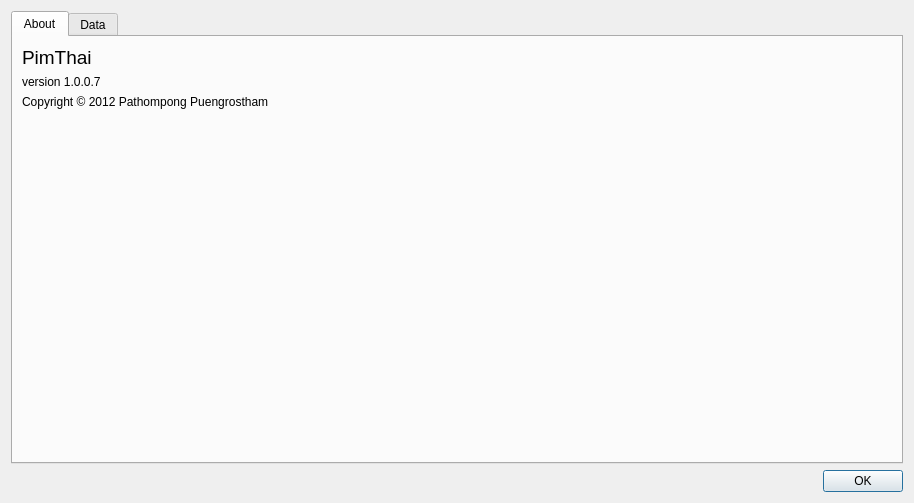
The window that About.ui (iamjay/PimThai) describes before a commit, drawn with Qt 5.
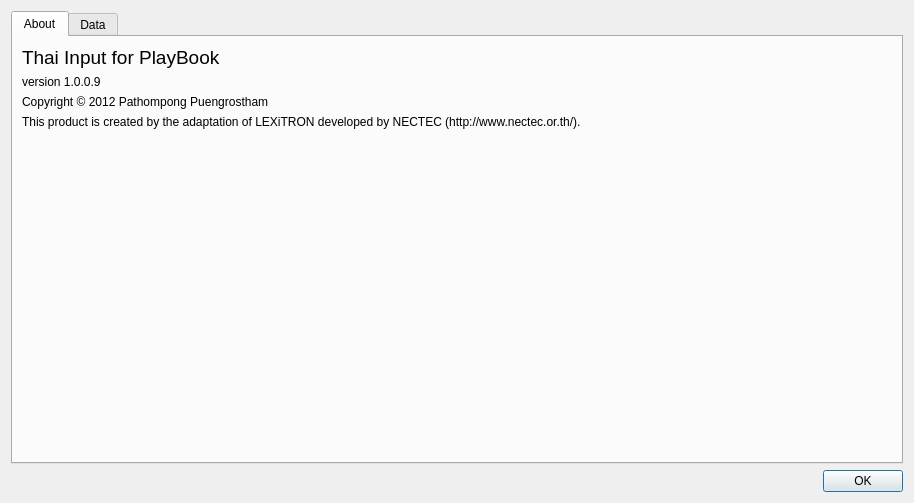
The same window after the commit.

Commit message: Changed name to Thai Input for PlayBook New release 1.0.0.9

Patch:
```diff
--- a/About.ui
+++ b/About.ui
@@ -38,7 +38,7 @@
           </font>
          </property>
          <property name="text">
-          <string>PimThai</string>
+          <string>Thai Input for PlayBook</string>
          </property>
          <property name="alignment">
           <set>Qt::AlignLeading|Qt::AlignLeft|Qt::AlignTop</set>
@@ -48,7 +48,7 @@
        <item>
         <widget class="QLabel" name="label_2">
          <property name="text">
-          <string>version 1.0.0.7</string>
+          <string>version 1.0.0.9</string>
          </property>
          <property name="alignment">
           <set>Qt::AlignLeading|Qt::AlignLeft|Qt::AlignTop</set>
@@ -65,6 +65,16 @@
          </property>
         </widget>
        </item>
+       <item>
+        <widget class="QLabel" name="label_4">
+         <property name="text">
+          <string>This product is created by the adaptation of LEXiTRON developed by NECTEC (http://www.nectec.or.th/).</string>
+         </property>
+         <property name="wordWrap">
+          <bool>true</bool>
+         </property>
+        </widget>
+       </item>
        <item>
         <spacer name="verticalSpacer">
          <property name="orientation">
```
The commit also changes 4 other files.
